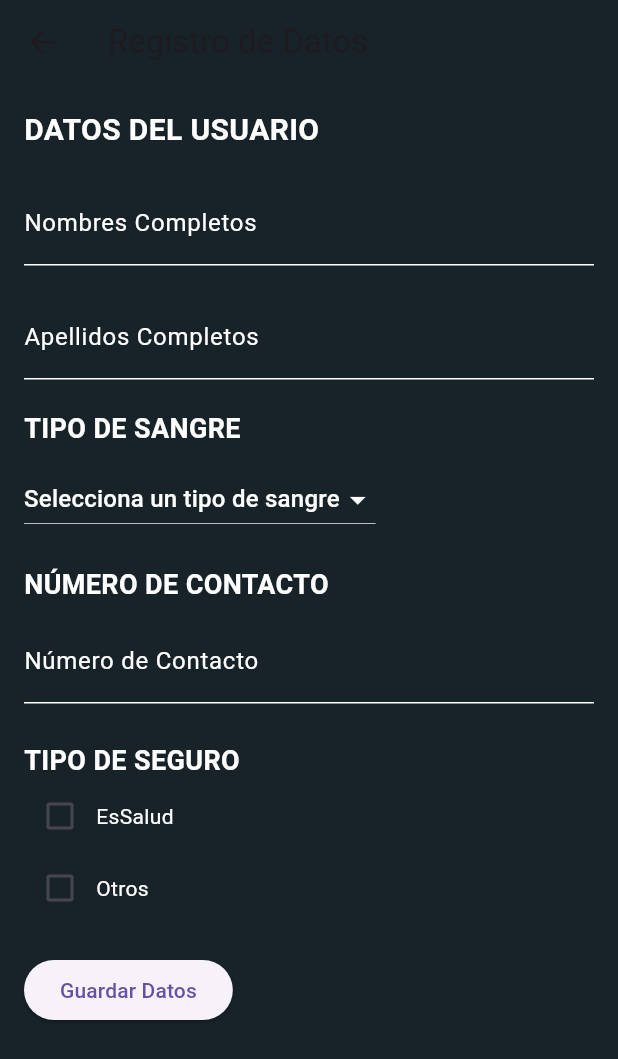
After one commit to MonkY03/medqr, a Flutter app: the RegistroDatosScreen screen opened directly, on a phone screen of 412 x 824 dp. The commit adds this screen. Shown: the top 1059 px of the screen. Run offline on Flutter 3.47's test engine with Material 3 defaults, Android fonts, the phone set to English and light mode, and no system bars; our stand-ins replace shared_preferences; accounts and stored records are empty.

Commit message:
Primer commit - Subir proyecto medqr

```diff
--- a/lib/register_screen.dart
+++ b/lib/register_screen.dart
@@ -1,6 +1,7 @@
 import 'package:flutter/material.dart';
 import 'package:shared_preferences/shared_preferences.dart';
 import 'verification_screen.dart'; // Importa la nueva pantalla de verificación
+import 'login_screen.dart'; // Importa la pantalla de inicio de sesión
 
 class RegisterScreen extends StatefulWidget {
   const RegisterScreen({super.key});
@@ -221,7 +222,10 @@ class RegisterScreenState extends State<RegisterScreen> {
                     ),
                     TextButton(
                       onPressed: () {
-                        Navigator.of(context).pop(); // Regresa a la pantalla anterior
+                        Navigator.push(
+                          context,
+                          MaterialPageRoute(builder: (context) => const LoginScreen()), // Navegar a la pantalla de inicio de sesión
+                        );
                       },
                       child: const Text('Cancelar'),
                     ),
--- /dev/null
+++ b/lib/registro_datos.dart
@@ -0,0 +1,297 @@
+import 'package:flutter/material.dart';
+import 'package:shared_preferences/shared_preferences.dart';
+import 'home_screen.dart'; // Asegúrate de importar tu pantalla de inicio (dashboard)
+
+class RegistroDatosScreen extends StatefulWidget {
+  const RegistroDatosScreen({super.key});
+
+  @override
+  RegistroDatosScreenState createState() => RegistroDatosScreenState();
+}
+
+class RegistroDatosScreenState extends State<RegistroDatosScreen> {
+  final TextEditingController _nombreController = TextEditingController();
+  final TextEditingController _apellidoController = TextEditingController();
+  final TextEditingController _numeroContactoController = TextEditingController();
+  String? _tipoSangre; // Para el tipo de sangre
+  bool _esSaludSeleccionado = false; // Para el tipo de seguro
+  bool _otrosSeleccionado = false; // Para el tipo de seguro
+  final TextEditingController _otrosSeguroController = TextEditingController(); // Para otros tipos de seguro
+  String _numeroError = ""; // Para almacenar el mensaje de error del número de contacto
+
+  @override
+  void dispose() {
+    _nombreController.dispose();
+    _apellidoController.dispose();
+    _numeroContactoController.dispose();
+    _otrosSeguroController.dispose();
+    super.dispose();
+  }
+
+  void _guardarDatos() {
+    // Validar todos los campos
+    if (_nombreController.text.isEmpty || _apellidoController.text.isEmpty ||
+        _numeroContactoController.text.isEmpty || _tipoSangre == null ||
+        (!_esSaludSeleccionado && !_otrosSeleccionado)) {
+      ScaffoldMessenger.of(context).showSnackBar(
+        const SnackBar(content: Text('Por favor, completa todos los campos.')),
+      );
+      return;
+    }
+
+    // Guardar nombre en SharedPreferences
+    _guardarNombre();
+
+    // Aquí puedes guardar los datos, por ahora solo mostramos un mensaje
+    showDialog(
+      context: context,
+      builder: (BuildContext context) {
+        return AlertDialog(
+          title: const Text('Éxito'),
+          content: const Text('Los datos se guardaron con éxito.'),
+          actions: [
+            TextButton(
+              onPressed: () {
+                Navigator.of(context).pop();
+                // Redirigir al dashboard
+                Navigator.pushReplacement(
+                  context,
+                  MaterialPageRoute(builder: (context) => const HomeScreen()),
+                );
+              },
+              child: const Text('Aceptar'),
+            ),
+          ],
+        );
+      },
+    );
+  }
+
+  void _guardarNombre() async {
+    SharedPreferences prefs = await SharedPreferences.getInstance();
+    await prefs.setString('nombre_usuario', _nombreController.text);
+  }
+
+  void _validarNumeroContacto(String value) {
+    // Validar si el número es correcto
+    if (value.isNotEmpty) {
+      final bool esCelular = value.startsWith('9') && value.length == 9; // Celular
+      final bool esFijo = value.startsWith('01') && value.length >= 7 && value.length <= 9; // Fijo
+      if (!esCelular && !esFijo) {
+        setState(() {
+          _numeroError = "El número debe comenzar con 9 (celular) o 01 (fijo) y ser válido.";
+        });
+      } else {
+        setState(() {
+          _numeroError = ""; // Limpiar mensaje de error si el número es válido
+        });
+      }
+    } else {
+      setState(() {
+        _numeroError = ""; // Limpiar mensaje de error si el campo está vacío
+      });
+    }
+  }
+
+  @override
+  Widget build(BuildContext context) {
+    return Scaffold(
+      backgroundColor: const Color(0xFF172329),
+      appBar: AppBar(
+        title: const Text('Registro de Datos'),
+        backgroundColor: const Color(0xFF172329),
+      ),
+      body: SingleChildScrollView(
+        padding: const EdgeInsets.all(16.0),
+        child: Column(
+          crossAxisAlignment: CrossAxisAlignment.start,
+          children: [
+            const Text(
+              'DATOS DEL USUARIO',
+              style: TextStyle(color: Colors.white, fontSize: 20, fontWeight: FontWeight.bold),
+            ),
+            const SizedBox(height: 20),
+            TextField(
+              controller: _nombreController,
+              decoration: const InputDecoration(
+                labelText: 'Nombres Completos',
+                labelStyle: TextStyle(color: Colors.white),
+                enabledBorder: UnderlineInputBorder(
+                  borderSide: BorderSide(color: Colors.white),
+                ),
+                focusedBorder: UnderlineInputBorder(
+                  borderSide: BorderSide(color: Colors.blue),
+                ),
+              ),
+              style: const TextStyle(color: Colors.white),
+            ),
+            const SizedBox(height: 20),
+            TextField(
+              controller: _apellidoController,
+              decoration: const InputDecoration(
+                labelText: 'Apellidos Completos',
+                labelStyle: TextStyle(color: Colors.white),
+                enabledBorder: UnderlineInputBorder(
+                  borderSide: BorderSide(color: Colors.white),
+                ),
+                focusedBorder: UnderlineInputBorder(
+                  borderSide: BorderSide(color: Colors.blue),
+                ),
+              ),
+              style: const TextStyle(color: Colors.white),
+            ),
+            const SizedBox(height: 20),
+            const Text(
+              'TIPO DE SANGRE',
+              style: TextStyle(color: Colors.white, fontSize: 18, fontWeight: FontWeight.bold),
+            ),
+            const SizedBox(height: 10),
+            DropdownButton<String>(
+              value: _tipoSangre,
+              hint: const Text(
+                'Selecciona un tipo de sangre',
+                style: TextStyle(color: Colors.white),
+              ),
+              dropdownColor: const Color(0xFF172329),
+              iconEnabledColor: Colors.white,
+              items: const [
+                DropdownMenuItem(
+                  value: 'A+',
+                  child: Text('A+', style: TextStyle(color: Colors.white)),
+                ),
+                DropdownMenuItem(
+                  value: 'A-',
+                  child: Text('A-', style: TextStyle(color: Colors.white)),
+                ),
+                DropdownMenuItem(
+                  value: 'B+',
+                  child: Text('B+', style: TextStyle(color: Colors.white)),
+                ),
+                DropdownMenuItem(
+                  value: 'B-',
+                  child: Text('B-', style: TextStyle(color: Colors.white)),
+                ),
+                DropdownMenuItem(
+                  value: 'AB+',
+                  child: Text('AB+', style: TextStyle(color: Colors.white)),
+                ),
+                DropdownMenuItem(
+                  value: 'AB-',
+                  child: Text('AB-', style: TextStyle(color: Colors.white)),
+                ),
+                DropdownMenuItem(
+                  value: 'O+',
+                  child: Text('O+', style: TextStyle(color: Colors.white)),
+                ),
+                DropdownMenuItem(
+                  value: 'O-',
+                  child: Text('O-', style: TextStyle(color: Colors.white)),
+                ),
+              ],
+              onChanged: (value) {
+                setState(() {
+                  _tipoSangre = value;
+                });
+              },
+            ),
+            const SizedBox(height: 20),
+            const Text(
+              'NÚMERO DE CONTACTO',
+              style: TextStyle(color: Colors.white, fontSize: 18, fontWeight: FontWeight.bold),
+            ),
+            const SizedBox(height: 10),
+            TextField(
+              controller: _numeroContactoController,
+              decoration: const InputDecoration(
+                labelText: 'Número de Contacto',
+                labelStyle: TextStyle(color: Colors.white),
+                enabledBorder: UnderlineInputBorder(
+                  borderSide: BorderSide(color: Colors.white),
+                ),
+                focusedBorder: UnderlineInputBorder(
+                  borderSide: BorderSide(color: Colors.blue),
+                ),
+              ),
+              style: const TextStyle(color: Colors.white),
+              keyboardType: TextInputType.phone,
+              onChanged: _validarNumeroContacto, // Validación en tiempo real
+            ),
+            const SizedBox(height: 5),
+            if (_numeroError.isNotEmpty) // Mostrar mensaje de error
+              Text(
+                _numeroError,
+                style: const TextStyle(color: Colors.red, fontSize: 12),
+              ),
+            const SizedBox(height: 20),
+            const Text(
+              'TIPO DE SEGURO',
+              style: TextStyle(color: Colors.white, fontSize: 18, fontWeight: FontWeight.bold),
+            ),
+            Row(
+              children: [
+                Checkbox(
+                  value: _esSaludSeleccionado,
+                  onChanged: (bool? value) {
+                    setState(() {
+                      _esSaludSeleccionado = value!;
+                      if (_esSaludSeleccionado) {
+                        _otrosSeleccionado = false; // Desactivar "Otros" si se selecciona "EsSalud"
+                      }
+                    });
+                  },
+                ),
+                const Text('EsSalud', style: TextStyle(color: Colors.white)),
+              ],
+            ),
+            Row(
+              children: [
+                Checkbox(
+                  value: _otrosSeleccionado,
+                  onChanged: (bool? value) {
+                    setState(() {
+                      _otrosSeleccionado = value!;
+                      if (_otrosSeleccionado) {
+                        _esSaludSeleccionado = false; // Desactivar "EsSalud" si se selecciona "Otros"
+                      }
+                    });
+                  },
+                ),
+                const Text('Otros', style: TextStyle(color: Colors.white)),
+              ],
+            ),
+            if (_otrosSeleccionado) // Mostrar campo adicional si "Otros" está seleccionado
+              Column(
+                crossAxisAlignment: CrossAxisAlignment.start,
+                children: [
+                  const Text(
+                    'Indica el tipo de seguro y el nombre de la clínica:',
+                    style: TextStyle(color: Colors.white),
+                  ),
+                  TextField(
+                    controller: _otrosSeguroController,
+                    decoration: const InputDecoration(
+                      labelText: 'Tipo de Seguro',
+                      labelStyle: TextStyle(color: Colors.white),
+                      enabledBorder: UnderlineInputBorder(
+                        borderSide: BorderSide(color: Colors.white),
+                      ),
+                      focusedBorder: UnderlineInputBorder(
+                        borderSide: BorderSide(color: Colors.blue),
+                      ),
+                    ),
+                    style: const TextStyle(color: Colors.white),
+                  ),
+                  const SizedBox(height: 20),
+                ],
+              ),
+            const SizedBox(height: 20),
+            ElevatedButton(
+              onPressed: _guardarDatos,
+              child: const Text('Guardar Datos'),
+            ),
+          ],
+        ),
+      ),
+    );
+  }
+}
--- a/pubspec.yaml
+++ b/pubspec.yaml
@@ -13,7 +13,7 @@ dependencies:
   email_validator: ^2.0.1
   cupertino_icons: ^1.0.6
   shared_preferences: ^2.0.13
-
+  logger: ^2.4.0
 dev_dependencies:
   flutter_test:
     sdk: flutter
```
Also changed, not shown: lib/home_screen.dart (+30 -0 lines), lib/main.dart (+4 -4 lines), lib/verification_screen.dart (+12 -23 lines), pubspec.lock.
